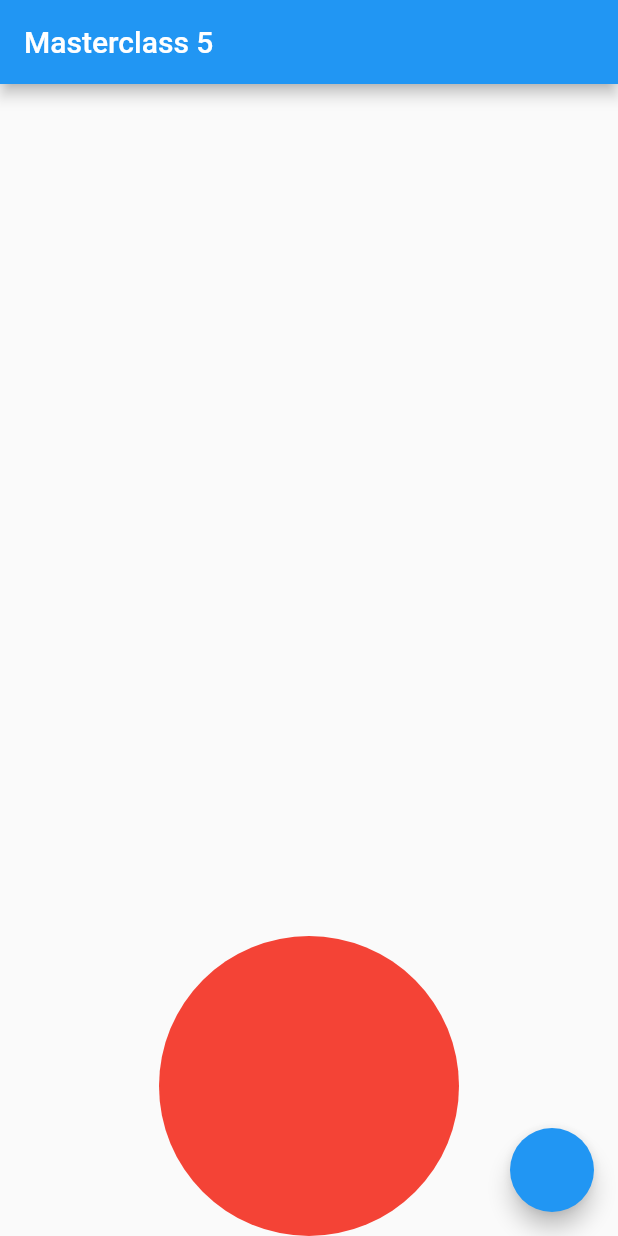
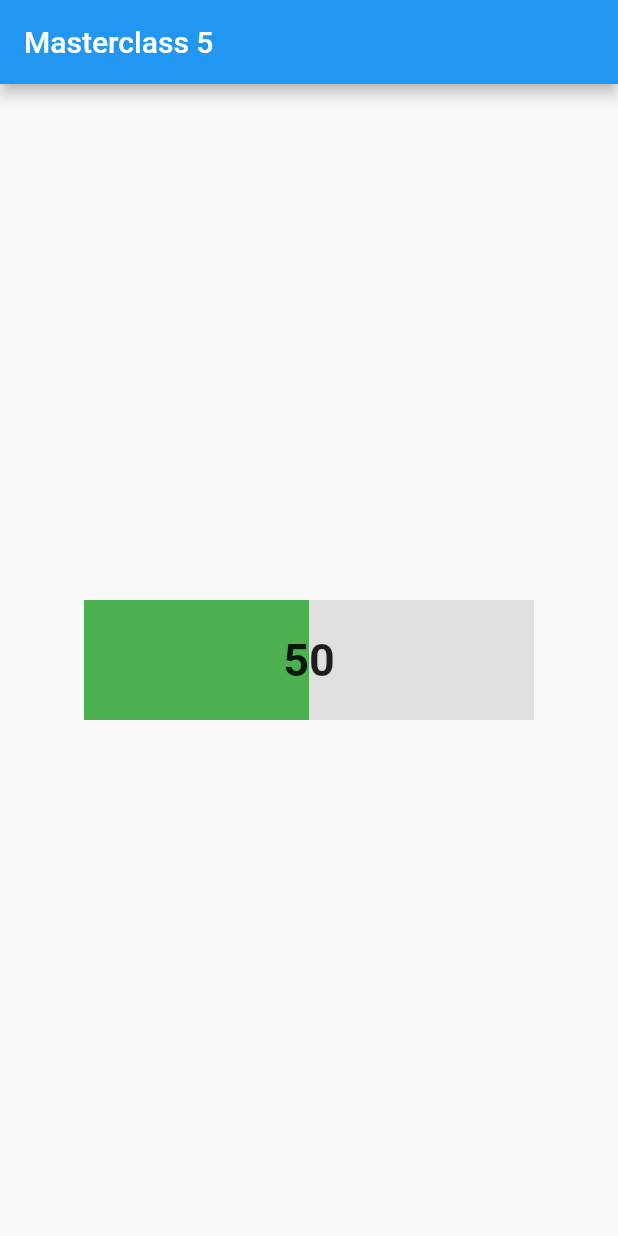
Before and after one commit to fercguerra/flutter_playground, a Flutter app: the screen it shows after launch, on a phone screen of 412 x 824 dp. Run offline on Flutter 3.47's test engine with Material 2 defaults, Android fonts, the phone set to English and light mode, and no system bars.

Commit message:
Animações Implícitas

```diff
--- a/lib/home_page.dart
+++ b/lib/home_page.dart
@@ -9,72 +9,47 @@ class HomePage extends StatefulWidget {
   State<HomePage> createState() => _HomePageState();
 }
 
-var state = GeoState.square();
-
 class _HomePageState extends State<HomePage> {
   int counter = 0;
   @override
   Widget build(BuildContext context) {
+    const progressWidth = 300.0;
+    const progress = 0.5;
+    final progressText = (progress * 100).floor().toString();
+
     return Scaffold(
       appBar: AppBar(
         title: const Text('Masterclass 5'),
       ),
       body: Center(
-        child: AnimatedAlign(
-          alignment: Alignment.bottomCenter,
-          duration: const Duration(seconds: 2),
-          curve: Curves.bounceOut,
-          child: AnimatedContainer(
-            duration: const Duration(seconds: 2),
-            decoration: BoxDecoration(
-              color: state.color,
-              borderRadius: BorderRadius.circular(state.radius),
-            ),
-            height: state.squareSize,
-            width: state.squareSize,
-          ),
-        ),
+        child: Container(
+            width: progressWidth,
+            height: 80,
+            color: Colors.grey[300],
+            child: Align(
+              alignment: Alignment.centerLeft,
+              child: Stack(
+                children: [
+                  AnimatedContainer(
+                    curve: Curves.easeInOut,
+                    width: progressWidth * progress,
+                    color: Colors.green,
+                    duration: const Duration(seconds: 1),
+                    alignment: Alignment.center,
+                  ),
+                  Align(
+                    child: Text(
+                      progressText,
+                      style: TextStyle(
+                        fontSize: 30,
+                        fontWeight: FontWeight.bold,
+                      ),
+                    ),
+                  )
+                ],
+              ),
+            )),
       ),
-      floatingActionButton: FloatingActionButton(onPressed: () {
-        setState(() {
-          state = state.type == GeoState.circle
-              ? GeoState.square()
-              : GeoState.circle();
-        });
-      }),
     );
   }
 }
-
-enum Geotype { square, cricle }
-
-class GeoState {
-  final double squareSize;
-  final Color color;
-  final double radius;
-  final Geotype type;
-
-  GeoState({
-    required this.squareSize,
-    required this.color,
-    required this.radius,
-    required this.type,
-  });
-
-  factory GeoState.square() {
-    return GeoState(
-      squareSize: 200,
-      color: Colors.red,
-      radius: 200,
-      type: Geotype.square,
-    );
-  }
-  factory GeoState.circle() {
-    return GeoState(
-      squareSize: 200,
-      color: Colors.blue,
-      radius: 200,
-      type: Geotype.cricle,
-    );
-  }
-}
```
